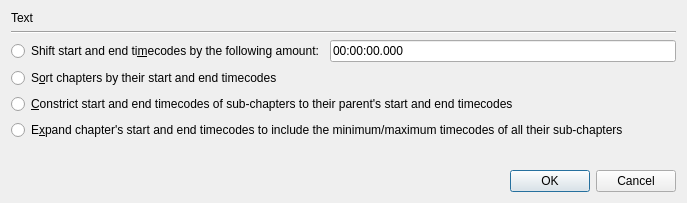
Old version of the form src/mkvtoolnix-gui/forms/chapter_editor/mass_modification_dialog.ui in the repository jpsdr/MKVToolnix-Windows-7.
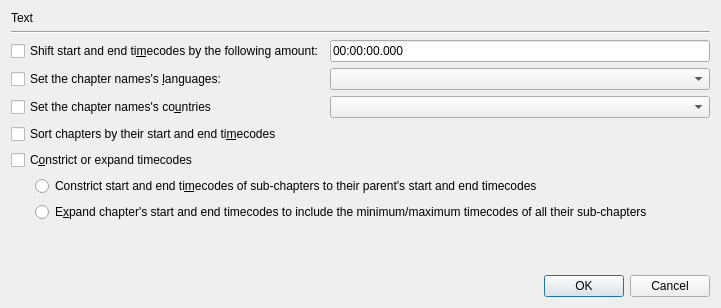
New version of the form.

Commit message: GUI: chapter editor: make other actions additive; implement setting language/countries

Patch:
```diff
--- a/src/mkvtoolnix-gui/forms/chapter_editor/mass_modification_dialog.ui
+++ b/src/mkvtoolnix-gui/forms/chapter_editor/mass_modification_dialog.ui
@@ -6,8 +6,8 @@
    <rect>
     <x>0</x>
     <y>0</y>
-    <width>687</width>
-    <height>203</height>
+    <width>721</width>
+    <height>308</height>
    </rect>
   </property>
   <property name="sizePolicy">
@@ -19,7 +19,7 @@
   <property name="windowTitle">
    <string>Chapter mass modification</string>
   </property>
-  <layout class="QVBoxLayout" name="verticalLayout">
+  <layout class="QVBoxLayout" name="verticalLayout_2">
    <item>
     <widget class="QLabel" name="lTitle">
      <property name="text">
@@ -38,43 +38,94 @@
     </widget>
    </item>
    <item>
-    <layout class="QHBoxLayout" name="horizontalLayout">
-     <item>
-      <widget class="QRadioButton" name="rbShift">
+    <layout class="QGridLayout" name="gridLayout">
+     <item row="0" column="0">
+      <widget class="QCheckBox" name="cbShift">
        <property name="text">
         <string>Shift start and end ti&amp;mecodes by the following amount:</string>
        </property>
       </widget>
      </item>
-     <item>
+     <item row="0" column="1">
       <widget class="QLineEdit" name="leShiftBy">
        <property name="text">
         <string notr="true">00:00:00.000</string>
        </property>
       </widget>
      </item>
+     <item row="1" column="0">
+      <widget class="QCheckBox" name="cbSetLanguage">
+       <property name="text">
+        <string>Set the chapter names's &amp;languages:</string>
+       </property>
+      </widget>
+     </item>
+     <item row="1" column="1">
+      <widget class="QComboBox" name="cbLanguage"/>
+     </item>
+     <item row="2" column="0">
+      <widget class="QCheckBox" name="cbSetCountry">
+       <property name="text">
+        <string>Set the chapter names's co&amp;untries</string>
+       </property>
+      </widget>
+     </item>
+     <item row="2" column="1">
+      <widget class="QComboBox" name="cbCountry"/>
+     </item>
     </layout>
    </item>
    <item>
-    <widget class="QRadioButton" name="rbSort">
+    <widget class="QCheckBox" name="cbSort">
      <property name="text">
-      <string>S&amp;ort chapters by their start and end timecodes</string>
+      <string>Sort chapters by their start and end ti&amp;mecodes</string>
      </property>
     </widget>
    </item>
    <item>
-    <widget class="QRadioButton" name="rbConstrict">
+    <widget class="QCheckBox" name="cbConstrictExpand">
      <property name="text">
-      <string>&amp;Constrict start and end timecodes of sub-chapters to their parent's start and end timecodes</string>
+      <string>C&amp;onstrict or expand timecodes</string>
      </property>
     </widget>
    </item>
    <item>
-    <widget class="QRadioButton" name="rbExpand">
-     <property name="text">
-      <string>E&amp;xpand chapter's start and end timecodes to include the minimum/maximum timecodes of all their sub-chapters</string>
-     </property>
-    </widget>
+    <layout class="QHBoxLayout" name="horizontalLayout_2">
+     <item>
+      <spacer name="horizontalSpacer">
+       <property name="orientation">
+        <enum>Qt::Horizontal</enum>
+       </property>
+       <property name="sizeType">
+        <enum>QSizePolicy::Fixed</enum>
+       </property>
+       <property name="sizeHint" stdset="0">
+        <size>
+         <width>24</width>
+         <height>20</height>
+        </size>
+       </property>
+      </spacer>
+     </item>
+     <item>
+      <layout class="QVBoxLayout" name="verticalLayout">
+       <item>
+        <widget class="QRadioButton" name="rbConstrict">
+         <property name="text">
+          <string>Constrict start and end ti&amp;mecodes of sub-chapters to their parent's start and end timecodes</string>
+         </property>
+        </widget>
+       </item>
+       <item>
+        <widget class="QRadioButton" name="rbExpand">
+         <property name="text">
+          <string>E&amp;xpand chapter's start and end timecodes to include the minimum/maximum timecodes of all their sub-chapters</string>
+         </property>
+        </widget>
+       </item>
+      </layout>
+     </item>
+    </layout>
    </item>
    <item>
     <spacer name="verticalSpacer">
```
Left out of the diff: 124 changed lines with no effect on the pictures. The commit also changes 5 other files.
